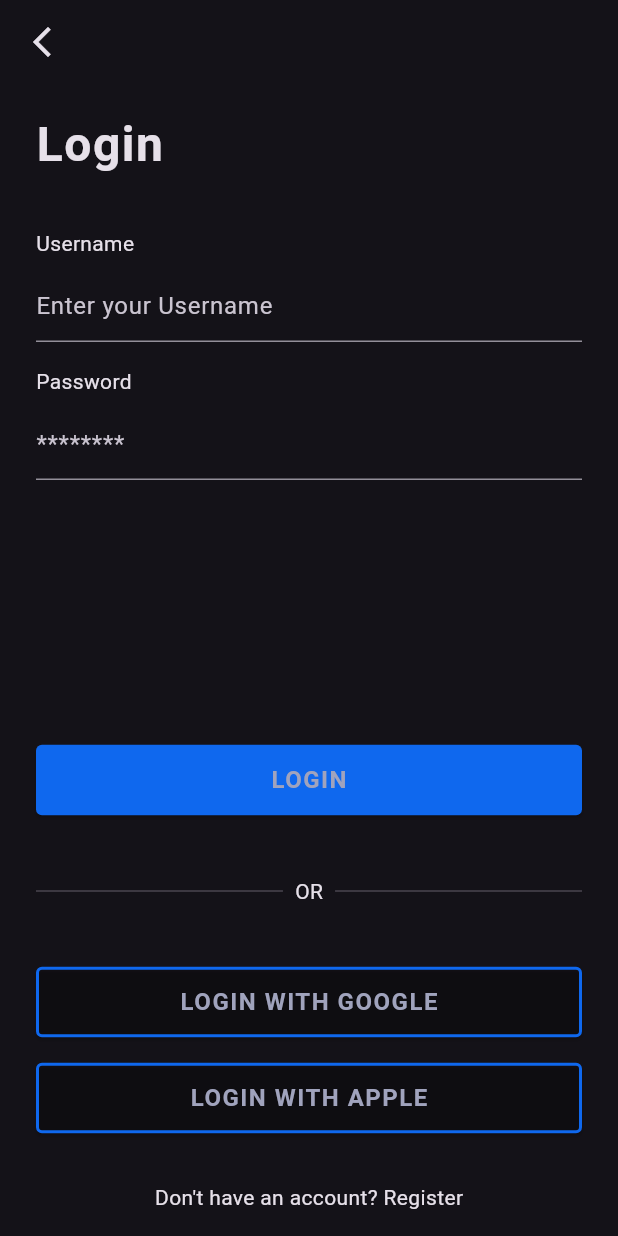
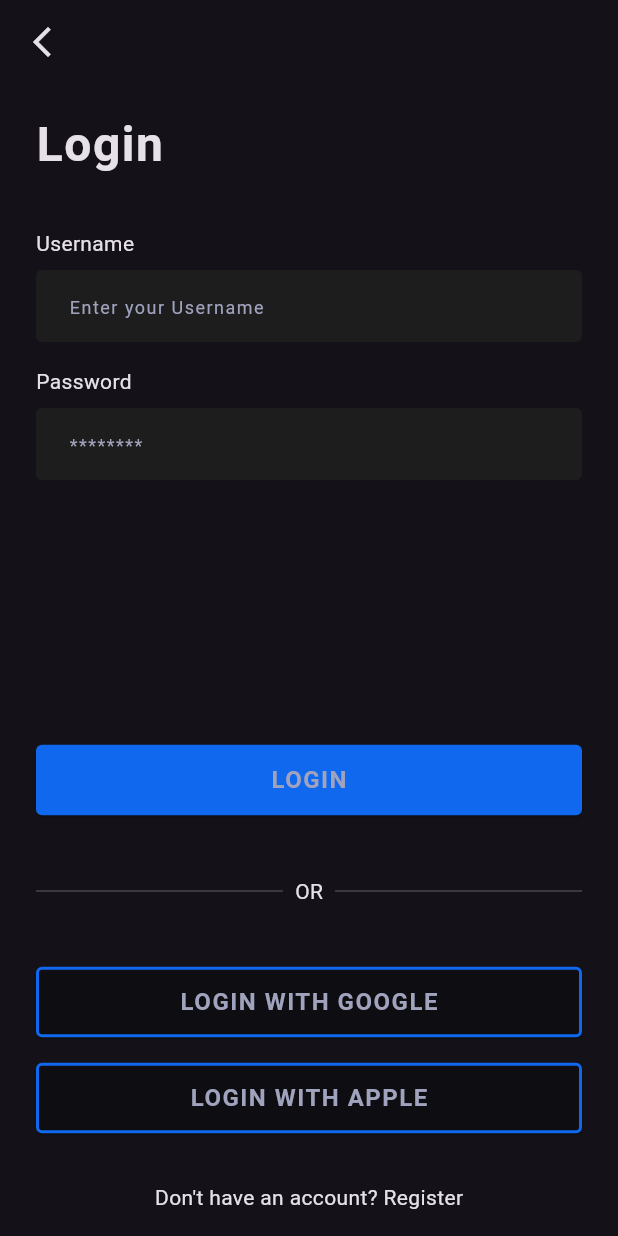
Before and after one commit to kabirdeula/ToDoNow, a Flutter app: the screen it shows after launch, after a tap on "SKIP", after a tap on "LOGIN", on a phone screen of 412 x 824 dp. Run offline on Flutter 3.47's test engine with Material 3 defaults, Android fonts, the phone set to English and light mode, and no system bars; our stand-ins replace flutter_bloc, get_it, go_router, smooth_page_indicator.

Commit message:
feat: ✨Update AppColors for improved UI consistency and add AppInputDecorations for custom input themes

```diff
--- a/lib/core/constants/app_colors.dart
+++ b/lib/core/constants/app_colors.dart
@@ -20,16 +20,16 @@ class AppColors {
   static const Color placeholder = Color(0xFFA0A3BD);
 
   /// The color for input field borders or separators. Color code: `#D9DBE9`
-  static const Color line = Color(0xFFD9DBE9);
+  static const Color line = Color(0xFF979797);
 
   /// The background color for input fields. Color code: `#EFF0F6`
-  static const Color inputBackground = Color(0xFFEFF0F6);
+  static const Color inputBackground = Color(0xFF1D1D1D);
 
   /// The background color for the app. Color code: `#F7F7FC`
   static const Color background = Color(0xFFF7F7FC);
 
   /// An off-white color for scaffold or screen backgrounds. Color code: `#FCFCFC`
-  static const Color offWhite = Color(0xFFFCFCFC);
+  static const Color offWhite = Color(0xFFFEFEFE);
 
   // * Primary Colors
   /// The primary color used throughout the application. Color code: `#002D72`
--- /dev/null
+++ b/lib/core/themes/app_input_decorations.dart
@@ -0,0 +1,88 @@
+import 'package:flutter/material.dart';
+
+import 'package:to_do_now/core/constants/constants.dart';
+
+import 'app_typography.dart';
+
+/// A utility class for creating custom input decoration themes.
+class AppInputDecorations {
+  /// The border radius of the input field.
+  final BorderRadius borderRadius;
+
+  /// The padding inside the input field.
+  final EdgeInsets contentPadding;
+
+  /// The color used for error borders and styles.
+  final Color errorColor;
+
+  /// The background fill color of the input field.
+  final Color fillColor;
+
+  /// The color used for the focused border.
+  final Color focusColor;
+
+  /// The color of the placeholder text.
+  final Color hintColor;
+
+  /// Constructor for creating an [AppInputDecorations] instance.
+  AppInputDecorations({
+    this.borderRadius = const BorderRadius.all(Radius.circular(4.0)),
+    this.contentPadding =
+        const EdgeInsets.symmetric(horizontal: 18, vertical: 12),
+    this.errorColor = AppColors.error,
+    this.fillColor = AppColors.inputBackground,
+    this.focusColor = AppColors.line,
+    this.hintColor = AppColors.placeholder,
+  });
+
+  /// Factory constructor for creating a default configuration.
+  factory AppInputDecorations.defaultConfig() {
+    return AppInputDecorations(
+      borderRadius: BorderRadius.circular(4.0),
+      contentPadding: const EdgeInsets.symmetric(horizontal: 18, vertical: 12),
+      errorColor: Colors.red,
+      fillColor: AppColors.inputBackground,
+      focusColor: AppColors.line,
+      hintColor: AppColors.placeholder,
+    );
+  }
+
+  /// Builds the full input decoration theme.
+  InputDecorationTheme buildInputDecorationTheme() {
+    return InputDecorationTheme(
+      contentPadding: contentPadding,
+      border: _defaultBorder(),
+      errorBorder: _errorBorder(),
+      errorStyle: AppTypography.caption(color: errorColor),
+      focusedBorder: _focusedBorder(),
+      focusedErrorBorder: _errorBorder(),
+      fillColor: fillColor,
+      filled: true,
+      hintStyle: AppTypography.caption(color: hintColor),
+    );
+  }
+
+  /// Builds the default border for the input field.
+  OutlineInputBorder _defaultBorder() {
+    return OutlineInputBorder(
+      borderRadius: borderRadius,
+      borderSide: BorderSide.none,
+    );
+  }
+
+  /// Builds the error border for the input field.
+  OutlineInputBorder _errorBorder() {
+    return OutlineInputBorder(
+      borderRadius: borderRadius,
+      borderSide: BorderSide(color: errorColor, width: 1),
+    );
+  }
+
+  /// Builds the focused border for the input field.
+  OutlineInputBorder _focusedBorder() {
+    return OutlineInputBorder(
+      borderRadius: borderRadius,
+      borderSide: BorderSide(color: focusColor, width: 1),
+    );
+  }
+}
--- a/lib/core/themes/app_themes.dart
+++ b/lib/core/themes/app_themes.dart
@@ -1,5 +1,13 @@
 import 'package:flutter/material.dart';
 
+import 'themes.dart';
+
 class AppThemes {
-  static ThemeData themeData = ThemeData(brightness: Brightness.dark);
+  static ThemeData themeData = ThemeData(
+    brightness: Brightness.dark,
+    inputDecorationTheme: _inputDecorationTheme,
+  );
 }
+
+final _inputDecorationTheme =
+    AppInputDecorations.defaultConfig().buildInputDecorationTheme();
--- a/lib/core/themes/themes.dart
+++ b/lib/core/themes/themes.dart
@@ -1,2 +1,3 @@
+export './app_input_decorations.dart';
 export './app_themes.dart';
 export './app_typography.dart';
```
